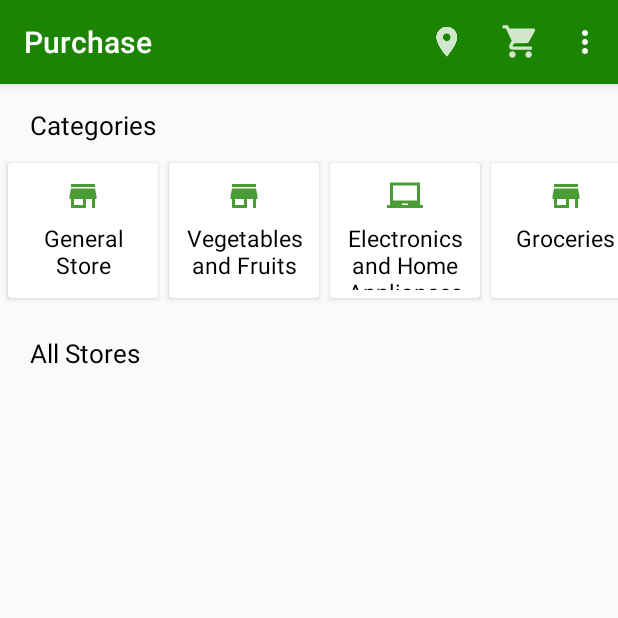
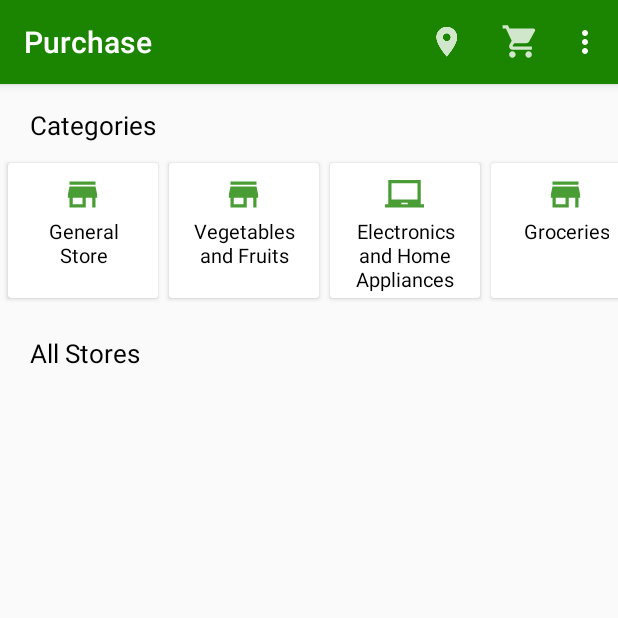
Before and after one commit to noorulahsanpp/Grocery-Consumer-Android-Firebase, an Android app: the screen it shows after launch once a user with an empty profile is signed in (ShopList), on a phone screen of 412 x 824 dp, the top half of it. Run offline under Robolectric (Android 15) with nearby library versions, the phone set to English and light mode, and no system bars; our stand-ins replace Firebase (no records; nobody signed in at launch, a user with empty details on screens opened directly), Picasso.

Commit message:
Code modified

```diff
--- a/app/build.gradle
+++ b/app/build.gradle
@@ -57,5 +57,4 @@ dependencies {
     //noinspection GradleCompatible
     implementation 'com.firebaseui:firebase-ui-firestore:6.1.0'
     implementation 'com.cepheuen.elegant-number-button:lib:1.0.2'
-
 }
--- a/app/src/main/java/com/example/grocery_consumer/ActionBarActivity.java
+++ b/app/src/main/java/com/example/grocery_consumer/ActionBarActivity.java
@@ -4,6 +4,7 @@ import androidx.annotation.NonNull;
 import androidx.appcompat.app.AppCompatActivity;
 import androidx.recyclerview.widget.RecyclerView;
 
+import android.content.Context;
 import android.content.Intent;
 import android.content.SharedPreferences;
 import android.os.Bundle;
@@ -14,6 +15,7 @@ import android.widget.TextView;
 
 import com.google.android.gms.tasks.OnCompleteListener;
 import com.google.android.gms.tasks.Task;
+import com.google.android.material.bottomnavigation.BottomNavigationView;
 import com.google.firebase.auth.FirebaseAuth;
 import com.google.firebase.firestore.CollectionReference;
 import com.google.firebase.firestore.DocumentReference;
@@ -45,7 +47,6 @@ public class ActionBarActivity extends AppCompatActivity {
         mAuth = FirebaseAuth.getInstance();
         firebaseFirestore = FirebaseFirestore.getInstance();
         userID = mAuth.getCurrentUser().getUid();
-        getUserDetails();
     }
 
     @Override
@@ -62,6 +63,8 @@ public class ActionBarActivity extends AppCompatActivity {
                 onOptionsItemSelected(menuItem);
             }
         });
+        getUserDetails();
+
         return true;
     }
 
@@ -75,11 +78,6 @@ public class ActionBarActivity extends AppCompatActivity {
         editor.commit();
     }
 
-    @Override
-    protected void onResume() {
-        super.onResume();
-        getquantity();
-    }
 
     public void getUserDetails() {
 
@@ -111,6 +109,12 @@ public class ActionBarActivity extends AppCompatActivity {
                 }
             }
         });
+    }
+
+    @Override
+    protected void onResume() {
+        super.onResume();
+        getquantity();
     }
 
     @Override
--- a/app/src/main/java/com/example/grocery_consumer/MyCart.java
+++ b/app/src/main/java/com/example/grocery_consumer/MyCart.java
@@ -114,6 +114,7 @@ public class MyCart extends AppCompatActivity{
                     ProductAdapter.prdtnum.clear();
                     ProductAdapter.prdtimages.clear();
                     ProductAdapter.prdtprices.clear();
+                    ProductAdapter.flag1=0;
                     finish();
                 }
 
@@ -154,10 +155,6 @@ public class MyCart extends AppCompatActivity{
     public static Date setDate(){
         Calendar start = Calendar.getInstance();
         start.setTime(new Date());
-        start.set(Calendar.HOUR_OF_DAY, 0);
-        start.set(Calendar.MINUTE, 0);
-        start.set(Calendar.SECOND, 0);
-        start.set(Calendar.MILLISECOND, 0);
         Date today = start.getTime();
         return today;
     }
--- a/app/src/main/java/com/example/grocery_consumer/PreviousOrders.java
+++ b/app/src/main/java/com/example/grocery_consumer/PreviousOrders.java
@@ -5,6 +5,7 @@ import androidx.appcompat.app.AppCompatActivity;
 import androidx.recyclerview.widget.LinearLayoutManager;
 import androidx.recyclerview.widget.RecyclerView;
 
+import android.content.Intent;
 import android.content.SharedPreferences;
 import android.os.Bundle;
 import android.util.Log;
@@ -50,7 +51,7 @@ public class PreviousOrders extends AppCompatActivity {
 
     public void getPreviousOrder(){
 
-       Query query =collectionReference.orderBy("date", Query.Direction.ASCENDING);
+       Query query =collectionReference.orderBy("date", Query.Direction.DESCENDING);
        query.get().addOnFailureListener(new OnFailureListener() {
             @Override
             public void onFailure(@NonNull Exception e) {
--- a/app/src/main/java/com/example/grocery_consumer/ProductAdapter.java
+++ b/app/src/main/java/com/example/grocery_consumer/ProductAdapter.java
@@ -220,8 +220,10 @@ public class ProductAdapter extends FirestoreRecyclerAdapter<Product, ProductAda
                     setProducts();
                     if (prdtname.isEmpty()) {
                         Toast.makeText(view.getContext(), "Please add items", Toast.LENGTH_SHORT).show();
+                        ActionBarActivity.getquantity();
                     } else {
                         Toast.makeText(view.getContext(), "Items added to cart", Toast.LENGTH_SHORT).show();
+
                     }
                 }
 
@@ -322,10 +324,6 @@ public class ProductAdapter extends FirestoreRecyclerAdapter<Product, ProductAda
 
         Calendar start = Calendar.getInstance();
         start.setTime(new Date());
-        start.set(Calendar.HOUR_OF_DAY, 0);
-        start.set(Calendar.MINUTE, 0);
-        start.set(Calendar.SECOND, 0);
-        start.set(Calendar.MILLISECOND, 0);
         Date today = start.getTime();
         return today;
     }
--- a/app/src/main/java/com/example/grocery_consumer/ShopList.java
+++ b/app/src/main/java/com/example/grocery_consumer/ShopList.java
@@ -21,7 +21,7 @@ import com.google.firebase.firestore.Query;
 import java.util.ArrayList;
 
 public class ShopList extends ActionBarActivity {
-
+    static ShopList activityA;
     public static final String MyPREFERENCES = "MyPrefs";
     SharedPreferences sharedPreferences;
     private ShopAdapter adapter;
@@ -37,7 +37,6 @@ public class ShopList extends ActionBarActivity {
     protected void onCreate(Bundle savedInstanceState) {
         super.onCreate(savedInstanceState);
         setContentView(R.layout.activity_shops);
-
         mAuth = FirebaseAuth.getInstance();
         if (mAuth.getCurrentUser() == null) {
             Intent intent = new Intent(ShopList.this, UserLogin.class);
@@ -46,6 +45,7 @@ public class ShopList extends ActionBarActivity {
             finish();
             return;
         }
+        activityA = this;
         userID = mAuth.getCurrentUser().getUid();
         firebaseFirestore = FirebaseFirestore.getInstance();
         sharedPreferences = getSharedPreferences(MyPREFERENCES, MODE_PRIVATE);
@@ -61,9 +61,12 @@ public class ShopList extends ActionBarActivity {
     @Override
     protected void onResume() {
         super.onResume();
+        ActionBarActivity.getquantity();
         ShopAdapter.shopid.clear();
     }
-
+    public static ShopList getInstance(){
+        return   activityA;
+    }
 
  private void getproducts() {
 
@@ -116,5 +119,4 @@ public class ShopList extends ActionBarActivity {
         adapter.stopListening();
     }
 
-
 }
--- a/app/src/main/res/drawable-anydpi/ic_action_bakery.xml
+++ b/app/src/main/res/drawable-anydpi/ic_action_bakery.xml
@@ -1,6 +1,6 @@
 <vector xmlns:android="http://schemas.android.com/apk/res/android"
-    android:width="24dp"
-    android:height="24dp"
+    android:width="26dp"
+    android:height="26dp"
     android:viewportWidth="24"
     android:viewportHeight="24"
     android:tint="#1B8501"
--- a/app/src/main/res/drawable-anydpi/ic_action_electronics.xml
+++ b/app/src/main/res/drawable-anydpi/ic_action_electronics.xml
@@ -1,6 +1,6 @@
 <vector xmlns:android="http://schemas.android.com/apk/res/android"
-    android:width="24dp"
-    android:height="24dp"
+    android:width="26dp"
+    android:height="26dp"
     android:viewportWidth="24"
     android:viewportHeight="24"
     android:tint="#1B8501"
--- a/app/src/main/res/drawable-anydpi/ic_action_grocery.xml
+++ b/app/src/main/res/drawable-anydpi/ic_action_grocery.xml
@@ -1,6 +1,6 @@
 <vector xmlns:android="http://schemas.android.com/apk/res/android"
-    android:width="24dp"
-    android:height="24dp"
+    android:width="26dp"
+    android:height="26dp"
     android:viewportWidth="24"
     android:viewportHeight="24"
     android:tint="#1B8501"
--- a/app/src/main/res/drawable-anydpi/ic_action_restaurent.xml
+++ b/app/src/main/res/drawable-anydpi/ic_action_restaurent.xml
@@ -1,6 +1,6 @@
 <vector xmlns:android="http://schemas.android.com/apk/res/android"
-    android:width="24dp"
-    android:height="24dp"
+    android:width="26dp"
+    android:height="26dp"
     android:viewportWidth="24"
     android:viewportHeight="24"
     android:tint="#1B8501"
--- a/app/src/main/res/drawable-anydpi/ic_action_store.xml
+++ b/app/src/main/res/drawable-anydpi/ic_action_store.xml
@@ -1,6 +1,6 @@
 <vector xmlns:android="http://schemas.android.com/apk/res/android"
-    android:width="24dp"
-    android:height="24dp"
+    android:width="26dp"
+    android:height="26dp"
     android:viewportWidth="24"
     android:viewportHeight="24"
     android:tint="#1B8501"
--- a/app/src/main/res/layout/activity_my_cart.xml
+++ b/app/src/main/res/layout/activity_my_cart.xml
@@ -21,6 +21,7 @@
         android:layout_centerHorizontal="true"
         android:textColor="@color/blue"
         android:text="Click here to view Previous Orders"
+        android:clickable="true"
         android:textSize="20dp"/>
 <ScrollView
     android:layout_width="match_parent"
--- a/app/src/main/res/layout/category_view.xml
+++ b/app/src/main/res/layout/category_view.xml
@@ -15,7 +15,7 @@
     android:layout_marginLeft="5dp">
     <RelativeLayout
         android:layout_width="80dp"
-        android:layout_height="80dp"
+        android:layout_height="84dp"
        android:layout_gravity="center">
     <ImageView
         android:layout_width="wrap_content"
@@ -27,9 +27,9 @@
     <TextView
         android:id="@+id/category"
         android:layout_width="wrap_content"
-        android:textSize="15dp"
+        android:textSize="13dp"
         android:layout_below="@id/icons"
-        android:layout_marginTop="5dp"
+        android:layout_marginTop="2dp"
         android:textColor="@color/black"
         android:layout_height="wrap_content"
         android:textAlignment="center"
```
Also changed, not shown: app/src/main/java/com/example/grocery_consumer/ProductList.java (+8 -0 lines). Lines whose indentation alone changed are shown as unchanged.
